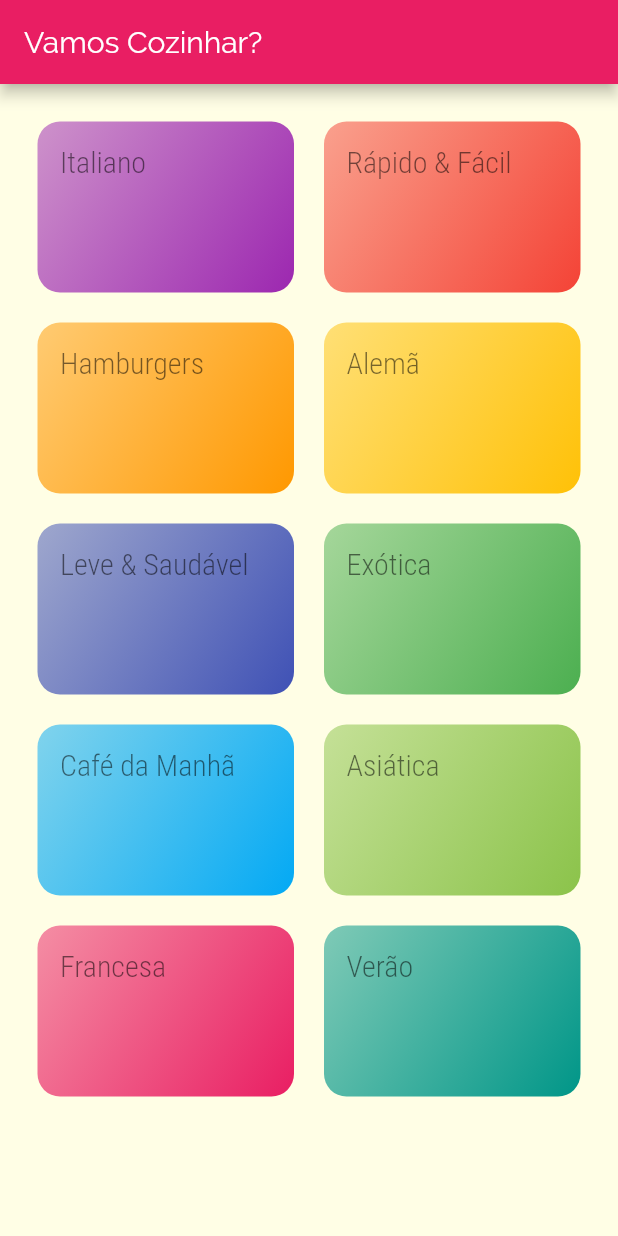
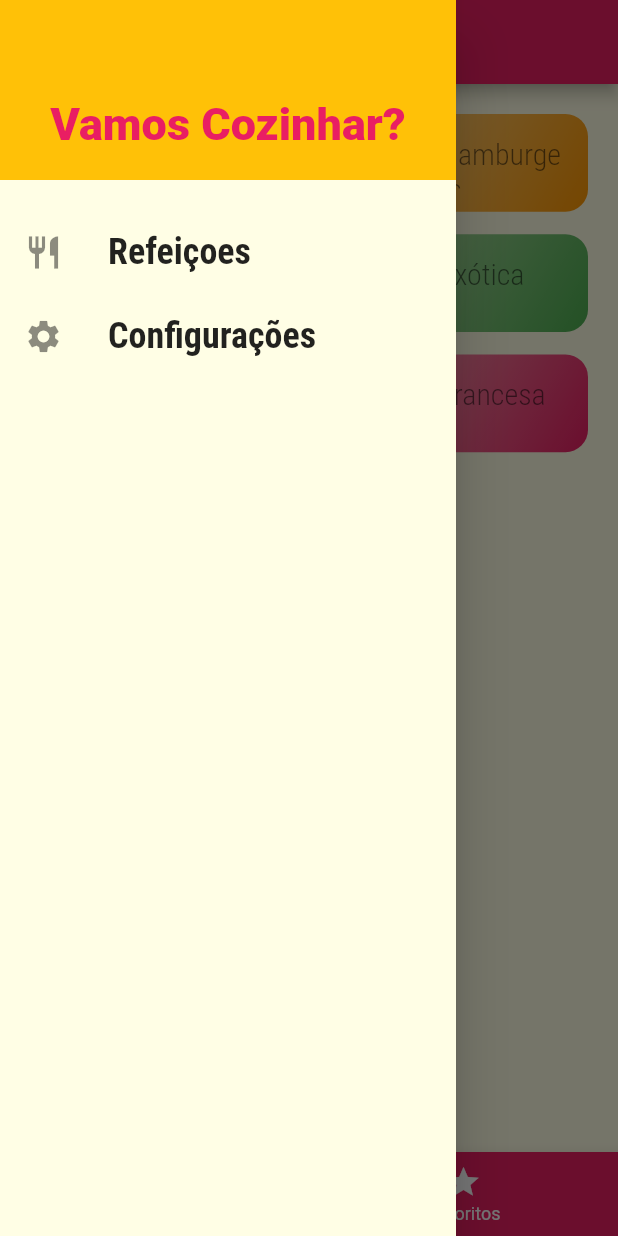
Before and after one commit to geanlima/meals, a Flutter app: the screen it shows after launch, with the side drawer open (before the commit the screen has no drawer), on a phone screen of 412 x 824 dp. Run offline on Flutter 3.47's test engine with Material 2 defaults, Android fonts, the phone set to English and light mode, and no system bars.

Commit message:
checkin 12/01/2021 00:22

```diff
--- /dev/null
+++ b/lib/components/main_drawer.dart
@@ -0,0 +1,56 @@
+import 'package:flutter/material.dart';
+import 'package:meals/utils/app_routes.dart';
+
+class MainDrawer extends StatelessWidget {
+  Widget _createItem(IconData icon, String label, Function onTap) {
+    return ListTile(
+      leading: Icon(
+        icon,
+        size: 26,
+      ),
+      title: Text(
+        label,
+        style: TextStyle(
+          fontFamily: 'RobotoCondensed',
+          fontSize: 24,
+          fontWeight: FontWeight.bold,
+        ),
+      ),
+      onTap: onTap,
+    );
+  }
+
+  @override
+  Widget build(BuildContext context) {
+    return Drawer(
+      child: Column(children: [
+        Container(
+          height: 120,
+          width: double.infinity,
+          padding: EdgeInsets.all(20),
+          color: Theme.of(context).accentColor,
+          alignment: Alignment.bottomCenter,
+          child: Text(
+            'Vamos Cozinhar?',
+            style: TextStyle(
+              fontWeight: FontWeight.w900,
+              fontSize: 30,
+              color: Theme.of(context).primaryColor,
+            ),
+          ),
+        ),
+        SizedBox(height: 20),
+        _createItem(
+          Icons.restaurant,
+          'Refeiçoes',
+          () => Navigator.of(context).pushReplacementNamed(AppRoutes.HOME),
+        ),
+        _createItem(
+          Icons.settings,
+          'Configurações',
+          () => Navigator.of(context).pushReplacementNamed(AppRoutes.SETTINGS),
+        ),
+      ]),
+    );
+  }
+}
--- a/lib/main.dart
+++ b/lib/main.dart
@@ -1,13 +1,53 @@
 import 'package:flutter/material.dart';
-import 'package:meals/screens/category_screen.dart';
+import 'package:meals/data/dammy_data.dart';
+import 'package:meals/models/settings.dart';
 import 'package:meals/screens/meal_detail_screen.dart';
+import 'package:meals/screens/settings_screen.dart';
+import 'package:meals/screens/tabs_screen.dart';
 import 'package:meals/utils/app_routes.dart';
-
+import 'models/meal.dart';
 import 'screens/categories_meals_screen.dart';
 
 void main() => runApp(MyApp());
 
-class MyApp extends StatelessWidget {
+class MyApp extends StatefulWidget {
+  @override
+  _MyAppState createState() => _MyAppState();
+}
+
+class _MyAppState extends State<MyApp> {
+  Settings settings = Settings();
+  List<Meal> _availableMeals = DUMMY_MEALS;
+  List<Meal> _favoriteMeals = [];
+
+  void _filterMeals(Settings settings) {
+    setState(() {
+      this.settings = settings;
+      _availableMeals = DUMMY_MEALS.where((meal) {
+        final filterGluten = settings.isGlutenFree && !meal.isGlutenFree;
+        final filterLactose = settings.isLactoseFree && !meal.isLactoseFree;
+        final filterVegana = settings.isVegan && !meal.isVegan;
+        final filterVegetariano = settings.isVegetarian && !meal.isVegetarian;
+        return !filterGluten &&
+            !filterLactose &&
+            !filterVegana &&
+            !filterVegetariano;
+      }).toList();
+    });
+  }
+
+  void _toggleFavorite(Meal meal) {
+    setState(() {
+      _favoriteMeals.contains(meal)
+          ? _favoriteMeals.remove(meal)
+          : _favoriteMeals.add(meal);
+    });
+  }
+
+  bool _isFavorite(Meal meal){
+    return _favoriteMeals.contains(meal);
+  }
+
   @override
   Widget build(BuildContext context) {
     return MaterialApp(
@@ -18,16 +58,18 @@ class MyApp extends StatelessWidget {
         fontFamily: 'Raleway',
         canvasColor: Color.fromRGBO(255, 254, 229, 1),
         textTheme: ThemeData.light().textTheme.copyWith(
-          headline1: TextStyle(
-            fontSize: 20,
-            fontFamily: 'RobotoCondensed',
-          ),
-        ),
+              headline1: TextStyle(
+                fontSize: 20,
+                fontFamily: 'RobotoCondensed',
+              ),
+            ),
       ),
       routes: {
-        AppRoutes.HOME: (ctx) => CategoryScreen(),
-        AppRoutes.CATEGORIES_MEALS: (ctx) => CategoriesMealsScreen(),
-        AppRoutes.MEAL_DETAIL: (ctx) => MealDetailScreen(),
+        AppRoutes.HOME: (ctx) => TabsScreen(_favoriteMeals),
+        AppRoutes.CATEGORIES_MEALS: (ctx) =>
+            CategoriesMealsScreen(_availableMeals),
+        AppRoutes.MEAL_DETAIL: (ctx) => MealDetailScreen(_toggleFavorite, _isFavorite),
+        AppRoutes.SETTINGS: (ctx) => SettingsScreen(_filterMeals, settings),
       },
     );
   }
--- /dev/null
+++ b/lib/models/settings.dart
@@ -0,0 +1,14 @@
+
+class Settings {
+  bool isGlutenFree;
+  bool isLactoseFree;
+  bool isVegan;
+  bool isVegetarian;
+
+  Settings({
+    this.isGlutenFree = false,
+    this.isLactoseFree = false,
+    this.isVegan = false,
+    this.isVegetarian = false,
+  });
+}
--- a/lib/screens/category_screen.dart
+++ b/lib/screens/category_screen.dart
@@ -5,22 +5,17 @@ import 'package:meals/data/dammy_data.dart';
 class CategoryScreen extends StatelessWidget {
   @override
   Widget build(BuildContext context) {
-    return Scaffold(
-      appBar: AppBar(
-        title: Text('Vamos Cozinhar?'),
-      ),
-      body: GridView(
-        padding: const EdgeInsets.all(25),
+    return GridView(
+        padding: const EdgeInsets.all(20),
         gridDelegate: SliverGridDelegateWithMaxCrossAxisExtent(
-          maxCrossAxisExtent: 200,
-          childAspectRatio: 3 / 2,
-          crossAxisSpacing: 20,
-          mainAxisSpacing: 20,
+          maxCrossAxisExtent: 150,
+          childAspectRatio: 1.75,
+          crossAxisSpacing: 15,
+          mainAxisSpacing: 15,
         ),
         children: DUMMY_CATEGORIES.map((cat) {
           return CategoryItem(cat);
         }).toList(),
-      ),
-    );
+      );
   }
 }
--- /dev/null
+++ b/lib/screens/tabs_screen.dart
@@ -0,0 +1,70 @@
+import 'package:flutter/material.dart';
+import 'package:meals/components/main_drawer.dart';
+import 'package:meals/models/meal.dart';
+import 'package:meals/screens/category_screen.dart';
+import 'package:meals/screens/favorite_screen.dart';
+
+class TabsScreen extends StatefulWidget {
+  final List<Meal> favoriteMeals;
+
+  const TabsScreen(this.favoriteMeals);
+
+  @override
+  _TabsScreenState createState() => _TabsScreenState();
+}
+
+class _TabsScreenState extends State<TabsScreen> {
+  int _selectedScreenIndex = 0;
+  List<Map<String, Object>> _screens;
+
+  @override
+  void initState() {
+    super.initState();
+    _screens = [
+      {
+        'title': 'Lista de Categorias',
+        'screen': CategoryScreen(),
+      },
+      {
+        'title': 'Meus Favoritos',
+        'screen': FavoriteScreen(widget.favoriteMeals),
+      },
+    ];
+  }
+
+  _selectScreen(int index) {
+    setState(() {
+      _selectedScreenIndex = index;
+    });
+  }
+
+  @override
+  Widget build(BuildContext context) {
+    return Scaffold(
+      appBar: AppBar(
+        title: Text(
+          _screens[_selectedScreenIndex]['title'],
+        ),
+      ),
+      drawer: MainDrawer(),
+      body: _screens[_selectedScreenIndex]['screen'],
+      bottomNavigationBar: BottomNavigationBar(
+        onTap: _selectScreen,
+        backgroundColor: Theme.of(context).primaryColor,
+        unselectedItemColor: Colors.white,
+        selectedItemColor: Theme.of(context).accentColor,
+        currentIndex: _selectedScreenIndex,
+        items: [
+          BottomNavigationBarItem(
+            icon: Icon(Icons.category),
+            title: Text('Categorias'),
+          ),
+          BottomNavigationBarItem(
+            icon: Icon(Icons.star),
+            title: Text('Favoritos'),
+          ),
+        ],
+      ),
+    );
+  }
+}
--- a/lib/utils/app_routes.dart
+++ b/lib/utils/app_routes.dart
@@ -2,4 +2,5 @@ class AppRoutes{
   static const HOME = '/';
   static const CATEGORIES_MEALS = '/categories-meals';
   static const MEAL_DETAIL = '/meal-detail';
+  static const SETTINGS = '/settings';
 }
```
Also changed, not shown: lib/components/category_item.dart (+8 -5 lines), lib/components/meal_item.dart (+3 -4 lines), lib/screens/categories_meals_screen.dart (+7 -2 lines), lib/screens/favorite_screen.dart (added, +23 -0 lines), lib/screens/meal_detail_screen.dart (+92 -2 lines), lib/screens/settings_screen.dart (added, +95 -0 lines).
